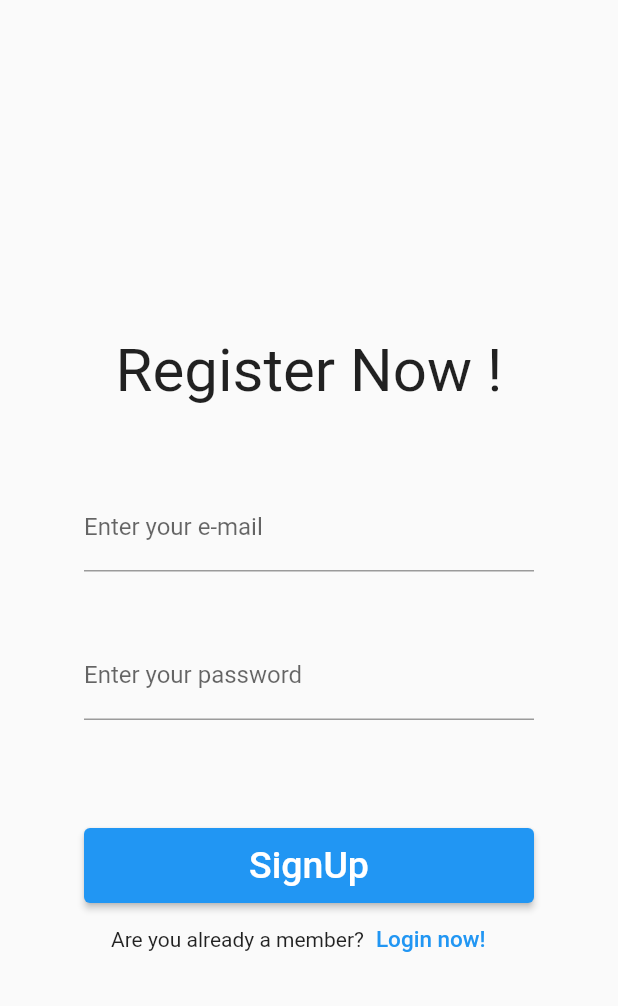
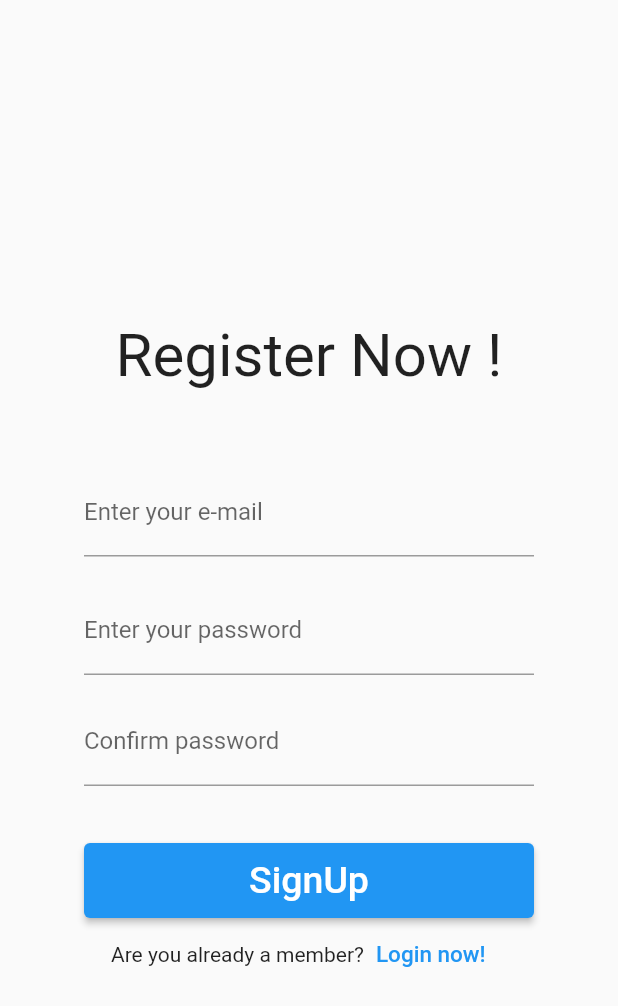
Before and after one commit to KaliopPraktyki/_projekt_praktyki_, a Flutter app: the RegisterPage screen opened directly with empty values, after a tap on "SignUp", on a phone screen of 412 x 824 dp. Shown: the top 1006 px of the screen. Run offline on Flutter 3.47's test engine with Material 2 defaults, Android fonts, the phone set to English and light mode, and no system bars; our stand-ins replace firebase_auth, firebase_core; accounts and stored records are empty; network calls fail.

Commit message:
register page validation added

```diff
--- a/lib/screens/register_page.dart
+++ b/lib/screens/register_page.dart
@@ -13,6 +13,7 @@ class _RegisterPageState extends State<RegisterPage> {
 
   final _emailController = TextEditingController();
   final _passwordController = TextEditingController();
+  final _confirmpasswordController = TextEditingController();
 
 
   @override
@@ -20,14 +21,25 @@ class _RegisterPageState extends State<RegisterPage> {
   void dispose() {
     _emailController.dispose();
     _passwordController.dispose();
+    _confirmpasswordController.dispose();
     super.dispose();
   }
 
   Future signUp () async {
+    if(passwordConfirmed()) {
       await FirebaseAuth.instance.createUserWithEmailAndPassword(
         email: _emailController.text.trim(),
         password: _passwordController.text.trim(),
       );
+    }
+  }
+
+  bool passwordConfirmed() {
+    if(_passwordController.text.trim() == _confirmpasswordController.text.trim()){
+      return true;
+    }else {
+      return false;
+    }
   }
 
   Widget build(BuildContext context) {
@@ -58,6 +70,7 @@ class _RegisterPageState extends State<RegisterPage> {
 
                   child: Column(
                     children: [
+                      //email
                       TextFormField(
                         controller: _emailController,
                         decoration: const InputDecoration(
@@ -65,13 +78,24 @@ class _RegisterPageState extends State<RegisterPage> {
                           labelText: 'Enter your e-mail',
                         ),
                       ),
-                      Padding(padding: EdgeInsets.symmetric(vertical: 20),),
+                      //password
+                      Padding(padding: EdgeInsets.symmetric(vertical: 10),),
                       TextFormField(
                         obscureText: true,
                         controller: _passwordController,
                         decoration: const InputDecoration(
                           border: UnderlineInputBorder(),
                           labelText: 'Enter your password',
+                        ),
+                      ),
+                      //confirm password
+                      Padding(padding: EdgeInsets.only(top: 15),),
+                      TextFormField(
+                        obscureText: true,
+                        controller: _confirmpasswordController,
+                        decoration: const InputDecoration(
+                          border: UnderlineInputBorder(),
+                          labelText: 'Confirm password',
                         ),
                       ),
                     ],
@@ -81,7 +105,9 @@ class _RegisterPageState extends State<RegisterPage> {
               ],
 
             ),
-            SizedBox(
+            Padding(
+              padding: const EdgeInsets.only(top: 20),
+              child: SizedBox(
                 width: 300,
                 height: 50,
                 child:
@@ -93,6 +119,7 @@ class _RegisterPageState extends State<RegisterPage> {
                     child: Text('SignUp',
                       style: TextStyle(
                         fontSize: 25,
+                      ),
                     ),
                   ),
                 ),
```
Lines whose indentation alone changed are shown as unchanged.
